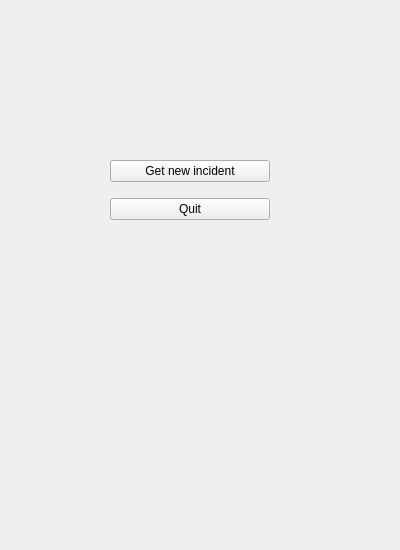
Old version of the form SpatialDecision/spatial_decision_dockwidget_base.ui in the repository LaurensJN/2016_Group09_Beaufort.
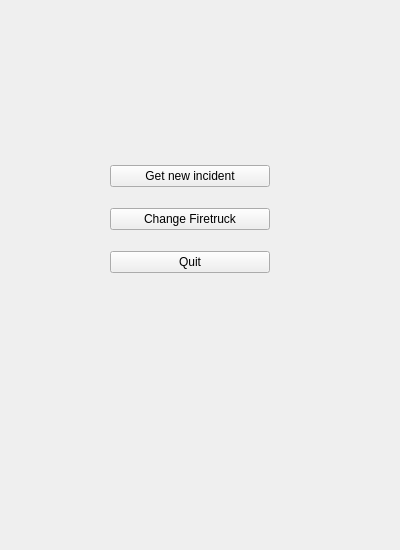
New version of the form. The open tabs and pages were chosen to show the change.

Commit message: Update layout&features

The edit to the form file:
```diff
--- a/SpatialDecision/spatial_decision_dockwidget_base.ui
+++ b/SpatialDecision/spatial_decision_dockwidget_base.ui
@@ -148,10 +148,17 @@
         <x>110</x>
         <y>150</y>
         <width>160</width>
-        <height>80</height>
+        <height>141</height>
        </rect>
       </property>
       <layout class="QGridLayout" name="gridLayout">
+       <item row="2" column="0">
+        <widget class="QPushButton" name="QuitButton">
+         <property name="text">
+          <string>Quit</string>
+         </property>
+        </widget>
+       </item>
        <item row="0" column="0">
         <widget class="QPushButton" name="GetNewIncidentButton">
          <property name="text">
@@ -162,7 +169,7 @@
        <item row="1" column="0">
         <widget class="QPushButton" name="pushButton_2">
          <property name="text">
-          <string>Quit</string>
+          <string>Change Firetruck</string>
          </property>
         </widget>
        </item>
```
Left out of the diff: 12 changed lines with no effect on the pictures. The commit also changes 3 other files.
